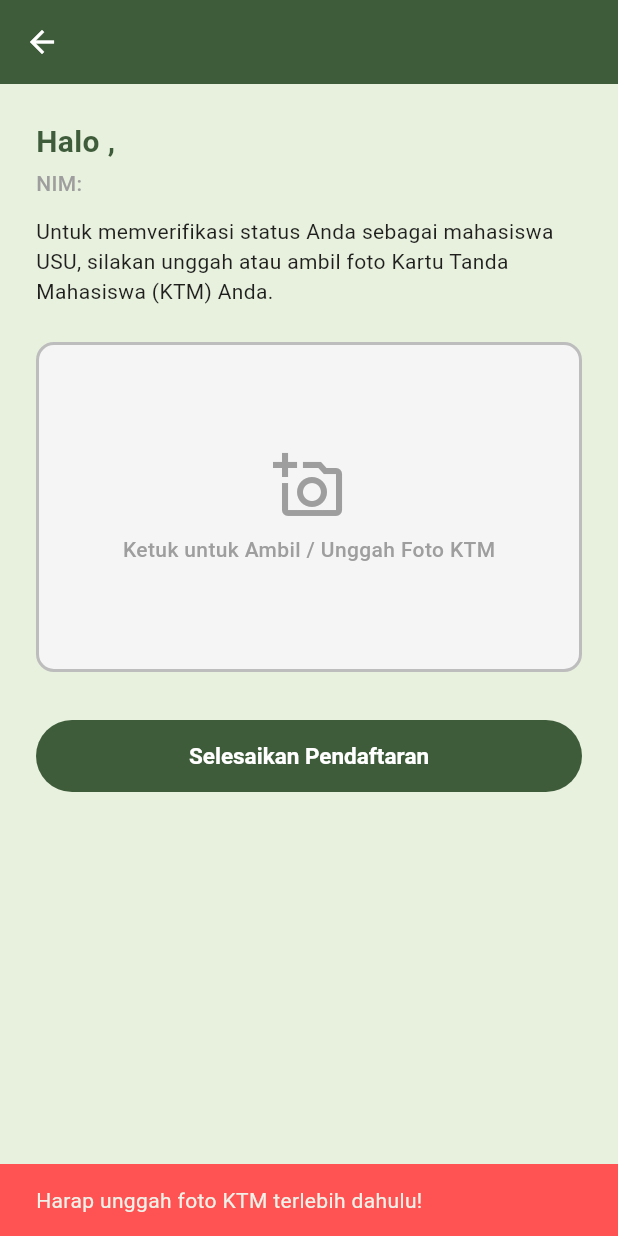
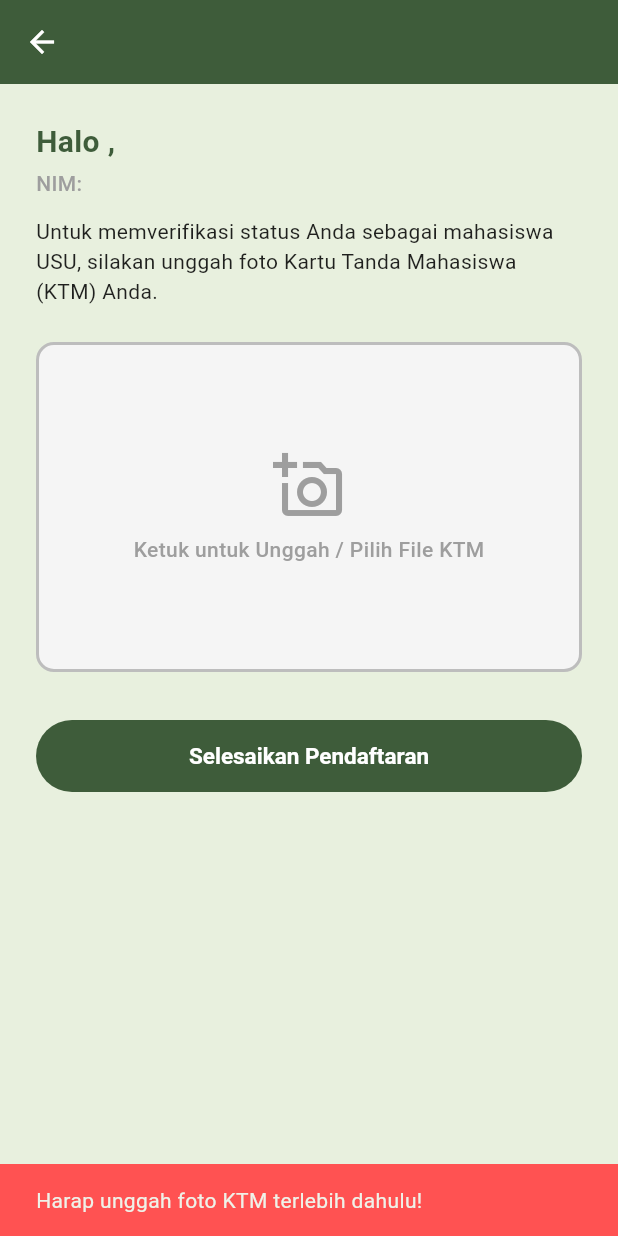
Before and after one commit to OliviaSILITONGA/bazar_usu, a Flutter app: the KtmVerificationPage screen opened directly with empty values, after a tap on "Selesaikan Pendaftaran", on a phone screen of 412 x 824 dp. Run offline on Flutter 3.47's test engine with Material 3 defaults, Android fonts, the phone set to English and light mode, and no system bars; our stand-ins replace cloud_firestore, firebase_auth, firebase_core, geocoding, geolocator, image_picker; accounts and stored records are empty.

Commit message:
backend verifikasi ktm

```diff
--- a/lib/screens/ktm_verification_page.dart
+++ b/lib/screens/ktm_verification_page.dart
@@ -1,11 +1,16 @@
-import 'dart:io';
+import 'dart:convert';
+import 'dart:typed_data';
 
+import 'package:flutter/foundation.dart' show kIsWeb;
 import 'package:flutter/material.dart';
 import 'package:image_picker/image_picker.dart';
+import 'package:cloud_firestore/cloud_firestore.dart';
+import 'package:firebase_auth/firebase_auth.dart';
 
 import '../constants.dart';
 import '../widgets/auth_widgets.dart';
 import 'home_page_user.dart';
+import 'ktm_pending_page.dart';
 
 class KtmVerificationPage extends StatefulWidget {
   final String userName;
@@ -22,21 +27,20 @@ class KtmVerificationPage extends StatefulWidget {
 }
 
 class _KtmVerificationPageState extends State<KtmVerificationPage> {
-  File? _selectedImage;
+  Uint8List? _imageBytes; // Menyimpan bytes gambar agar aman di Web & HP
   final ImagePicker _picker = ImagePicker();
 
-  // Fungsi untuk mengambil/memilih gambar
   Future<void> _pickImage(ImageSource source) async {
     try {
       final XFile? pickedFile = await _picker.pickImage(
         source: source,
-        imageQuality:
-            80, // Mengompres gambar agar ukurannya tidak terlalu besar
+        imageQuality: 80,
       );
 
       if (pickedFile != null) {
+        final bytes = await pickedFile.readAsBytes();
         setState(() {
-          _selectedImage = File(pickedFile.path);
+          _imageBytes = bytes;
         });
       }
     } catch (e) {
@@ -51,7 +55,6 @@ class _KtmVerificationPageState extends State<KtmVerificationPage> {
     }
   }
 
-  // Tampilan pilihan modal bottom sheet (Kamera vs Galeri)
   void _showImagePickerOptions() {
     showModalBottomSheet(
       context: context,
@@ -70,6 +73,8 @@ class _KtmVerificationPageState extends State<KtmVerificationPage> {
                     style: TextStyle(fontWeight: FontWeight.bold),
                   ),
                 ),
+                // Jika di Web, kamera mungkin tidak tersedia langsung, tapi tetap kita sediakan
+                if (!kIsWeb)
                   ListTile(
                     leading: const Icon(Icons.camera_alt, color: kDarkGreen),
                     title: const Text('Ambil lewat Kamera'),
@@ -80,7 +85,9 @@ class _KtmVerificationPageState extends State<KtmVerificationPage> {
                   ),
                 ListTile(
                   leading: const Icon(Icons.photo_library, color: kDarkGreen),
-                  title: const Text('Pilih dari Galeri'),
+                  title: Text(
+                    kIsWeb ? 'Pilih File KTM' : 'Pilih dari Galeri/File',
+                  ),
                   onTap: () {
                     Navigator.pop(context);
                     _pickImage(ImageSource.gallery);
@@ -94,8 +101,8 @@ class _KtmVerificationPageState extends State<KtmVerificationPage> {
     );
   }
 
-  void _submitVerification() {
-    if (_selectedImage == null) {
+  Future<void> _submitVerification() async {
+    if (_imageBytes == null) {
       ScaffoldMessenger.of(context).showSnackBar(
         const SnackBar(
           content: Text('Harap unggah foto KTM terlebih dahulu!'),
@@ -105,12 +112,57 @@ class _KtmVerificationPageState extends State<KtmVerificationPage> {
       return;
     }
 
+    final user = FirebaseAuth.instance.currentUser;
+    if (user == null) {
+      ScaffoldMessenger.of(context).showSnackBar(
+        const SnackBar(
+          content: Text('Sesi login tidak ditemukan.'),
+          backgroundColor: Colors.redAccent,
+        ),
+      );
+      return;
+    }
+
+    try {
+      // Ubah bytes gambar ke string base64
+      final base64Ktm = base64Encode(_imageBytes!);
+
+      // Simpan foto KTM dan status verifikasi ke Cloud Firestore
+      await FirebaseFirestore.instance.collection('users').doc(user.uid).set({
+        'ktmPhoto': base64Ktm,
+        'ktmStatus': 'pending', // Status: pending, approved, rejected
+        'nim': widget.userNim,
+        'nama': widget.userName,
+        'submittedAt': FieldValue.serverTimestamp(),
+      }, SetOptions(merge: true));
+
+      if (!mounted) return;
+
+      ScaffoldMessenger.of(context).showSnackBar(
+        const SnackBar(
+          content: Text(
+            'Foto KTM berhasil dikirim! Menunggu verifikasi admin.',
+          ),
+          backgroundColor: Colors.green,
+        ),
+      );
+
       // Berhasil verifikasi dan masuk ke HomePageUser
+      // Ganti bagian Navigator ini di _submitVerification:
       Navigator.pushAndRemoveUntil(
         context,
-      MaterialPageRoute(builder: (_) => const HomePageUser()),
+        MaterialPageRoute(builder: (_) => const KtmPendingPage()),
         (route) => false,
       );
+    } catch (e) {
+      if (!mounted) return;
+      ScaffoldMessenger.of(context).showSnackBar(
+        SnackBar(
+          content: Text('Gagal mengirim verifikasi: $e'),
+          backgroundColor: Colors.redAccent,
+        ),
+      );
+    }
   }
 
   @override
@@ -145,7 +197,7 @@ class _KtmVerificationPageState extends State<KtmVerificationPage> {
             ),
             const SizedBox(height: 12),
             const Text(
-              'Untuk memverifikasi status Anda sebagai mahasiswa USU, silakan unggah atau ambil foto Kartu Tanda Mahasiswa (KTM) Anda.',
+              'Untuk memverifikasi status Anda sebagai mahasiswa USU, silakan unggah foto Kartu Tanda Mahasiswa (KTM) Anda.',
               style: TextStyle(fontSize: 14, color: Colors.black87),
             ),
             const SizedBox(height: 24),
@@ -159,19 +211,20 @@ class _KtmVerificationPageState extends State<KtmVerificationPage> {
                   color: Colors.grey.shade100,
                   borderRadius: BorderRadius.circular(12),
                   border: Border.all(
-                    color: _selectedImage != null
-                        ? kGreen
+                    color: _imageBytes != null
+                        ? kDarkGreen
                         : Colors.grey.shade400,
                     width: 2,
                   ),
                 ),
-                child: _selectedImage != null
+                child: _imageBytes != null
                     ? ClipRRect(
                         borderRadius: BorderRadius.circular(10),
                         child: Stack(
                           fit: StackFit.expand,
                           children: [
-                            Image.file(_selectedImage!, fit: BoxFit.cover),
+                            // Menggunakan Image.memory agar aman di Web maupun HP
+                            Image.memory(_imageBytes!, fit: BoxFit.cover),
                             Positioned(
                               bottom: 8,
                               right: 8,
@@ -217,7 +270,7 @@ class _KtmVerificationPageState extends State<KtmVerificationPage> {
                           ),
                           SizedBox(height: 8),
                           Text(
-                            'Ketuk untuk Ambil / Unggah Foto KTM',
+                            'Ketuk untuk Unggah / Pilih File KTM',
                             style: TextStyle(
                               color: Colors.grey,
                               fontWeight: FontWeight.w500,
```
Also changed, not shown: lib/screens/admin_dashboard_page.dart (+30 -0 lines), lib/screens/ktm_pending_page.dart (added, +145 -0 lines), lib/screens/login_screen.dart (+38 -8 lines), lib/screens/user_ktm_verification_page.dart (added, +263 -0 lines). Lines whose indentation alone changed are shown as unchanged.
